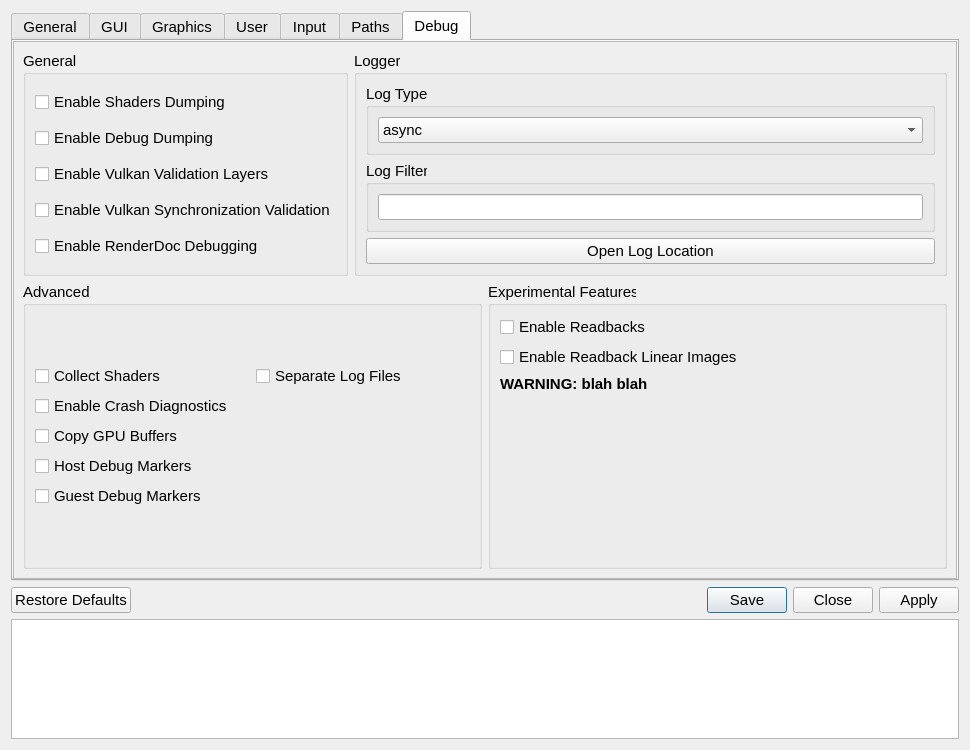
tomboylover93/shadPS4, file src/qt_gui/settings_dialog.ui: the form before one commit.
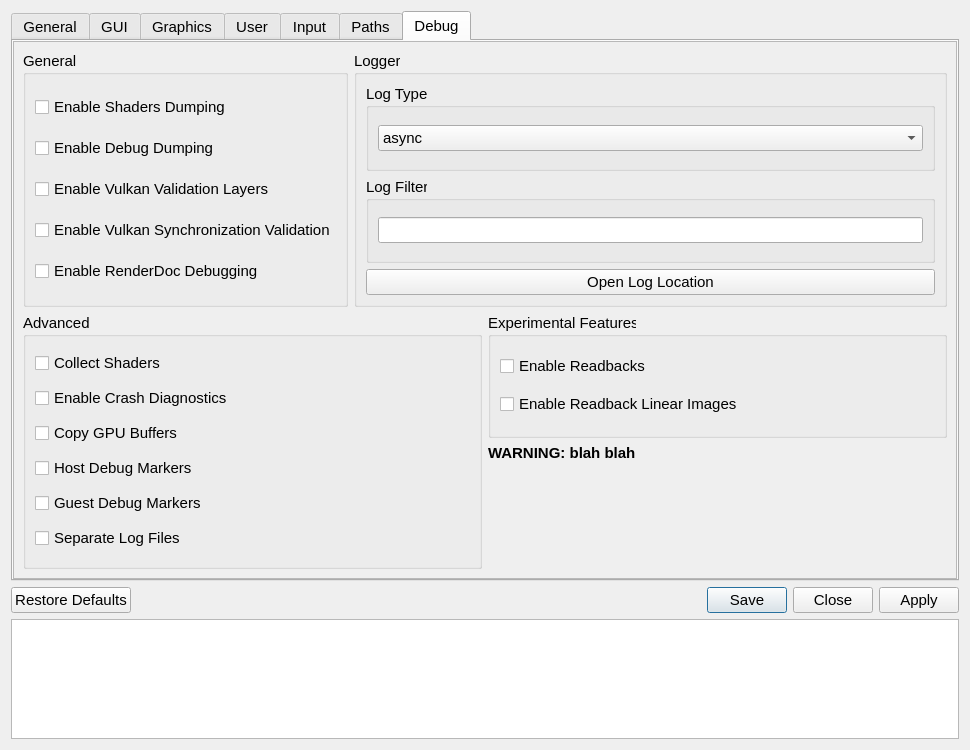
The form after the commit. Icons and pictures are not drawn.

Diff of the .ui file:
```diff
--- a/src/qt_gui/settings_dialog.ui
+++ b/src/qt_gui/settings_dialog.ui
@@ -2105,43 +2105,41 @@
             </property>
             <layout class="QVBoxLayout" name="advancedLayout">
              <item>
-              <layout class="QGridLayout" name="gridLayout_3">
-               <item row="0" column="0">
                 <widget class="QCheckBox" name="collectShaderCheckBox">
                  <property name="text">
                   <string>Collect Shaders</string>
                  </property>
                 </widget>
                </item>
-               <item row="1" column="0">
+             <item>
                 <widget class="QCheckBox" name="crashDiagnosticsCheckBox">
                  <property name="text">
                   <string>Enable Crash Diagnostics</string>
                  </property>
                 </widget>
                </item>
-               <item row="4" column="0">
-                <widget class="QCheckBox" name="guestMarkersCheckBox">
-                 <property name="text">
-                  <string>Guest Debug Markers</string>
-                 </property>
-                </widget>
-               </item>
-               <item row="3" column="0">
-                <widget class="QCheckBox" name="hostMarkersCheckBox">
-                 <property name="text">
-                  <string>Host Debug Markers</string>
-                 </property>
-                </widget>
-               </item>
-               <item row="2" column="0">
+             <item>
                 <widget class="QCheckBox" name="copyGPUBuffersCheckBox">
                  <property name="text">
                   <string>Copy GPU Buffers</string>
                  </property>
                 </widget>
                </item>
-               <item row="0" column="1">
+             <item>
+              <widget class="QCheckBox" name="hostMarkersCheckBox">
+               <property name="text">
+                <string>Host Debug Markers</string>
+               </property>
+              </widget>
+             </item>
+             <item>
+              <widget class="QCheckBox" name="guestMarkersCheckBox">
+               <property name="text">
+                <string>Guest Debug Markers</string>
+               </property>
+              </widget>
+             </item>
+             <item>
                 <widget class="QCheckBox" name="separateLogFilesCheckbox">
                  <property name="text">
                   <string>Separate Log Files</string>
@@ -2149,12 +2147,12 @@
                 </widget>
                </item>
               </layout>
-             </item>
-            </layout>
            </widget>
           </item>
           <item>
-           <widget class="QGroupBox" name="groupBox">
+           <layout class="QVBoxLayout" name="verticalLayout_4">
+            <item>
+             <widget class="QGroupBox" name="ExperimentalGroupBox">
             <property name="title">
              <string>Experimental Features</string>
             </property>
@@ -2173,8 +2171,11 @@
                </property>
               </widget>
              </item>
+              </layout>
+             </widget>
+            </item>
              <item>
-              <widget class="QLabel" name="label">
+             <widget class="QLabel" name="ExperimentalLabel">
                <property name="font">
                 <font>
                  <pointsize>11</pointsize>
@@ -2184,23 +2185,12 @@
                <property name="text">
                 <string>WARNING: blah blah</string>
                </property>
-              </widget>
-             </item>
-             <item>
-              <spacer name="verticalSpacer_10">
-               <property name="orientation">
-                <enum>Qt::Orientation::Vertical</enum>
-               </property>
-               <property name="sizeHint" stdset="0">
-                <size>
-                 <width>20</width>
-                 <height>40</height>
-                </size>
-               </property>
-              </spacer>
-             </item>
-            </layout>
-           </widget>
+              <property name="alignment">
+               <set>Qt::AlignmentFlag::AlignLeading|Qt::AlignmentFlag::AlignLeft|Qt::AlignmentFlag::AlignTop</set>
+              </property>
+             </widget>
+            </item>
+           </layout>
           </item>
          </layout>
         </item>
```
Lines whose indentation alone changed are shown as unchanged.
